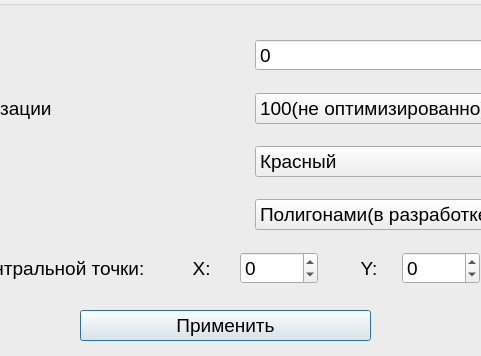
Before: the Qt Designer form sharparametr.ui in Greggot/Wolves-Practice-CSCE-191-, drawn with Qt 5; both pictures show x 150 to 631 and y 0 to 356 of the 800 by 356 pixel window.
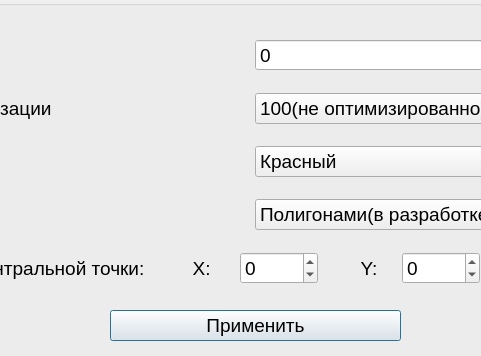
After: the same form once the commit is applied.

```diff
--- a/sharparametr.ui
+++ b/sharparametr.ui
@@ -40,7 +40,7 @@
    <widget class="QPushButton" name="ok">
     <property name="geometry">
      <rect>
-      <x>230</x>
+      <x>260</x>
       <y>310</y>
       <width>291</width>
       <height>31</height>
```
Left out of the diff: 41 changed lines with no effect on the pictures.
